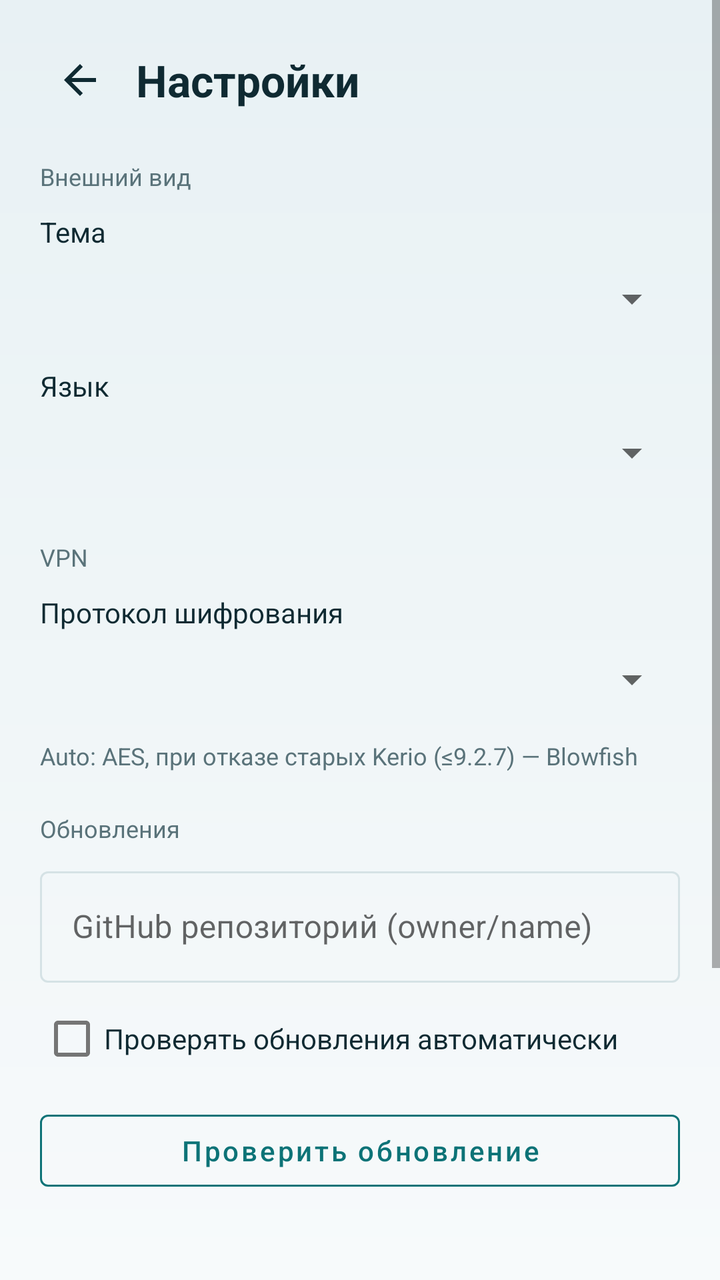
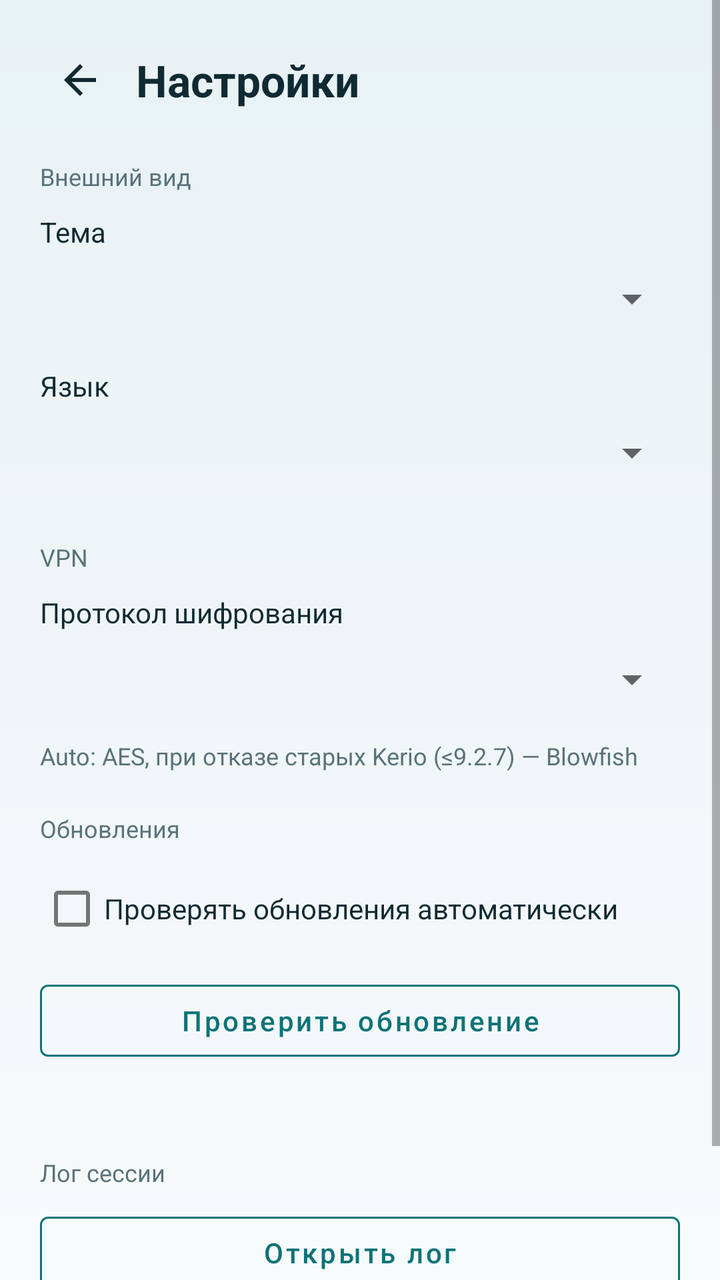

Two renders of the same Android screen: before a commit and after it. Below are the layout's source before the change and the commit's diff.
<!-- AndroidManifest.xml: application theme Theme.OpenKerioVpn -->
<!-- res/layout/activity_settings.xml -->
<?xml version="1.0" encoding="utf-8"?>
<ScrollView xmlns:android="http://schemas.android.com/apk/res/android"
    xmlns:app="http://schemas.android.com/apk/res-auto"
    android:layout_width="match_parent"
    android:layout_height="match_parent"
    android:background="@drawable/bg_main"
    android:fillViewport="true">

    <LinearLayout
        android:layout_width="match_parent"
        android:layout_height="wrap_content"
        android:orientation="vertical"
        android:padding="20dp">

        <LinearLayout
            android:layout_width="match_parent"
            android:layout_height="wrap_content"
            android:gravity="center_vertical"
            android:orientation="horizontal">

            <ImageButton
                android:id="@+id/backButton"
                android:layout_width="40dp"
                android:layout_height="40dp"
                android:background="?attr/selectableItemBackgroundBorderless"
                android:contentDescription="@string/back"
                android:src="@drawable/ic_back"
                android:tint="@color/ok_ink" />

            <TextView
                android:layout_width="0dp"
                android:layout_height="wrap_content"
                android:layout_marginStart="8dp"
                android:layout_weight="1"
                android:text="@string/settings_title"
                android:textColor="@color/ok_ink"
                android:textSize="22sp"
                android:textStyle="bold" />
        </LinearLayout>

        <TextView
            android:layout_width="match_parent"
            android:layout_height="wrap_content"
            android:layout_marginTop="20dp"
            android:text="@string/settings_appearance"
            android:textColor="@color/ok_muted"
            android:textSize="12sp" />

        <TextView
            android:layout_width="match_parent"
            android:layout_height="wrap_content"
            android:layout_marginTop="10dp"
            android:text="@string/settings_theme"
            android:textColor="@color/ok_ink"
            android:textSize="14sp" />

        <Spinner
            android:id="@+id/themeSpinner"
            android:layout_width="match_parent"
            android:layout_height="48dp" />

        <TextView
            android:layout_width="match_parent"
            android:layout_height="wrap_content"
            android:layout_marginTop="10dp"
            android:text="@string/settings_language"
            android:textColor="@color/ok_ink"
            android:textSize="14sp" />

        <Spinner
            android:id="@+id/languageSpinner"
            android:layout_width="match_parent"
            android:layout_height="48dp" />

        <TextView
            android:layout_width="match_parent"
            android:layout_height="wrap_content"
            android:layout_marginTop="20dp"
            android:text="@string/settings_vpn"
            android:textColor="@color/ok_muted"
            android:textSize="12sp" />

        <TextView
            android:layout_width="match_parent"
            android:layout_height="wrap_content"
            android:layout_marginTop="10dp"
            android:text="@string/settings_cipher"
            android:textColor="@color/ok_ink"
            android:textSize="14sp" />

        <Spinner
            android:id="@+id/cipherSpinner"
            android:layout_width="match_parent"
            android:layout_height="48dp" />

        <TextView
            android:layout_width="match_parent"
            android:layout_height="wrap_content"
            android:layout_marginTop="6dp"
            android:text="@string/settings_cipher_hint"
            android:textColor="@color/ok_muted"
            android:textSize="12sp" />

        <TextView
            android:layout_width="match_parent"
            android:layout_height="wrap_content"
            android:layout_marginTop="20dp"
            android:text="@string/settings_updates"
            android:textColor="@color/ok_muted"
            android:textSize="12sp" />

        <com.google.android.material.textfield.TextInputLayout
            android:layout_width="match_parent"
            android:layout_height="wrap_content"
            android:layout_marginTop="8dp"
            android:hint="@string/settings_github_repo">

            <com.google.android.material.textfield.TextInputEditText
                android:id="@+id/repoInput"
                android:layout_width="match_parent"
                android:layout_height="wrap_content"
                android:inputType="textUri"
                android:singleLine="true" />
        </com.google.android.material.textfield.TextInputLayout>

        <CheckBox
            android:id="@+id/autoUpdateCheck"
            android:layout_width="match_parent"
            android:layout_height="wrap_content"
            android:layout_marginTop="4dp"
            android:text="@string/settings_auto_updates"
            android:textColor="@color/ok_ink" />

        <com.google.android.material.button.MaterialButton
            android:id="@+id/checkUpdateButton"
            style="@style/Widget.MaterialComponents.Button.OutlinedButton"
            android:layout_width="match_parent"
            android:layout_height="wrap_content"
            android:layout_marginTop="8dp"
            android:text="@string/settings_check_update"
            android:textAllCaps="false"
            app:strokeColor="@color/ok_accent" />

        <TextView
            android:id="@+id/updateStatusText"
            android:layout_width="match_parent"
            android:layout_height="wrap_content"
            android:layout_marginTop="6dp"
            android:textColor="@color/ok_muted"
            android:textSize="13sp" />

        <TextView
            android:layout_width="match_parent"
            android:layout_height="wrap_content"
            android:layout_marginTop="20dp"
            android:text="@string/settings_logs"
            android:textColor="@color/ok_muted"
            android:textSize="12sp" />

        <com.google.android.material.button.MaterialButton
            android:id="@+id/exportLogButton"
            style="@style/Widget.MaterialComponents.Button.OutlinedButton"
            android:layout_width="match_parent"
            android:layout_height="wrap_content"
            android:layout_marginTop="8dp"
            android:text="@string/settings_export_log"
            android:textAllCaps="false"
            app:strokeColor="@color/ok_accent" />

        <com.google.android.material.button.MaterialButton
            android:id="@+id/clearLogButton"
            style="@style/Widget.MaterialComponents.Button.TextButton"
            android:layout_width="match_parent"
            android:layout_height="wrap_content"
            android:text="@string/settings_clear_log"
            android:textAllCaps="false" />

        <TextView
            android:id="@+id/logPreview"
            android:layout_width="match_parent"
            android:layout_height="wrap_content"
            android:layout_marginTop="8dp"
            android:fontFamily="monospace"
            android:maxLines="12"
            android:scrollbars="vertical"
            android:textColor="@color/ok_muted"
            android:textSize="11sp" />

        <TextView
            android:id="@+id/aboutText"
            android:layout_width="match_parent"
            android:layout_height="wrap_content"
            android:layout_marginTop="24dp"
            android:textColor="@color/ok_muted"
            android:textSize="12sp" />
    </LinearLayout>
</ScrollView>
<!-- resources referenced by this layout -->
<resources>
  <color name="ok_accent">#0D7377</color>
  <color name="ok_ink">#0F2A32</color>
  <color name="ok_muted">#5A737A</color>
  <!-- drawable bg_main (drawable) -->
  <?xml version="1.0" encoding="utf-8"?>
  <shape xmlns:android="http://schemas.android.com/apk/res/android">
      <gradient
          android:angle="160"
          android:startColor="@color/ok_bg_top"
          android:endColor="@color/ok_bg_bottom"
          android:type="linear" />
  </shape>
  <!-- drawable ic_back (drawable) -->
  <?xml version="1.0" encoding="utf-8"?>
  <vector xmlns:android="http://schemas.android.com/apk/res/android"
      android:width="24dp"
      android:height="24dp"
      android:viewportWidth="24"
      android:viewportHeight="24">
      <path
          android:fillColor="#0F2A32"
          android:pathData="M20,11H7.83l5.59,-5.59L12,4l-8,8 8,8 1.41,-1.41L7.83,13H20v-2z" />
  </vector>
  <string name="back">Назад</string>
  <string name="settings_appearance">Внешний вид</string>
  <string name="settings_auto_updates">Проверять обновления автоматически</string>
  <string name="settings_check_update">Проверить обновление</string>
  <string name="settings_cipher">Протокол шифрования</string>
  <string name="settings_cipher_hint">Auto: AES, при отказе старых Kerio (≤9.2.7) — Blowfish</string>
  <string name="settings_clear_log">Очистить лог</string>
  <string name="settings_export_log">Экспорт лога</string>
  <string name="settings_github_repo">GitHub репозиторий (owner/name)</string>
  <string name="settings_language">Язык</string>
  <string name="settings_logs">Лог сессии</string>
  <string name="settings_theme">Тема</string>
  <string name="settings_title">Настройки</string>
  <string name="settings_updates">Обновления</string>
  <string name="settings_vpn">VPN</string>
  <style name="Theme.OpenKerioVpn" parent="Theme.MaterialComponents.DayNight.NoActionBar">
          <item name="colorPrimary">@color/ok_accent</item>
          <item name="colorPrimaryVariant">@color/ok_accent_dark</item>
          <item name="colorSecondary">@color/ok_accent</item>
          <item name="colorOnPrimary">@android:color/white</item>
          <item name="android:statusBarColor">@color/ok_accent_dark</item>
          <item name="android:navigationBarColor">@color/ok_bg_bottom</item>
          <item name="android:windowBackground">@drawable/bg_main</item>
          <item name="textInputStyle">@style/Widget.OpenKerio.TextInput</item>
      </style>
  <color name="ok_bg_top">#E8F1F4</color>
  <color name="ok_bg_bottom">#F7FAFB</color>
  <color name="ok_accent_dark">#095456</color>
  <style name="Widget.OpenKerio.TextInput" parent="Widget.MaterialComponents.TextInputLayout.OutlinedBox">
          <item name="boxStrokeColor">@color/text_input_stroke</item>
          <item name="hintTextColor">@color/ok_muted</item>
      </style>
</resources>

<!-- the commit's change to res/layout/activity_settings.xml (unified diff, before → after) -->
@@ -109,25 +109,11 @@
             android:textColor="@color/ok_muted"
             android:textSize="12sp" />
 
-        <com.google.android.material.textfield.TextInputLayout
-            android:layout_width="match_parent"
-            android:layout_height="wrap_content"
-            android:layout_marginTop="8dp"
-            android:hint="@string/settings_github_repo">
-
-            <com.google.android.material.textfield.TextInputEditText
-                android:id="@+id/repoInput"
-                android:layout_width="match_parent"
-                android:layout_height="wrap_content"
-                android:inputType="textUri"
-                android:singleLine="true" />
-        </com.google.android.material.textfield.TextInputLayout>
-
         <CheckBox
             android:id="@+id/autoUpdateCheck"
             android:layout_width="match_parent"
             android:layout_height="wrap_content"
-            android:layout_marginTop="4dp"
+            android:layout_marginTop="8dp"
             android:text="@string/settings_auto_updates"
             android:textColor="@color/ok_ink" />
 
@@ -158,39 +144,21 @@
             android:textSize="12sp" />
 
         <com.google.android.material.button.MaterialButton
-            android:id="@+id/exportLogButton"
+            android:id="@+id/openLogButton"
             style="@style/Widget.MaterialComponents.Button.OutlinedButton"
             android:layout_width="match_parent"
             android:layout_height="wrap_content"
             android:layout_marginTop="8dp"
-            android:text="@string/settings_export_log"
+            android:text="@string/settings_open_log"
             android:textAllCaps="false"
             app:strokeColor="@color/ok_accent" />
-
-        <com.google.android.material.button.MaterialButton
-            android:id="@+id/clearLogButton"
-            style="@style/Widget.MaterialComponents.Button.TextButton"
-            android:layout_width="match_parent"
-            android:layout_height="wrap_content"
-            android:text="@string/settings_clear_log"
-            android:textAllCaps="false" />
-
-        <TextView
-            android:id="@+id/logPreview"
-            android:layout_width="match_parent"
-            android:layout_height="wrap_content"
-            android:layout_marginTop="8dp"
-            android:fontFamily="monospace"
-            android:maxLines="12"
-            android:scrollbars="vertical"
-            android:textColor="@color/ok_muted"
-            android:textSize="11sp" />
 
         <TextView
             android:id="@+id/aboutText"
             android:layout_width="match_parent"
             android:layout_height="wrap_content"
-            android:layout_marginTop="24dp"
+            android:layout_marginTop="28dp"
+            android:gravity="center_horizontal"
             android:textColor="@color/ok_muted"
             android:textSize="12sp" />
     </LinearLayout>
<!-- resource entries referenced after the edit -->
@@ -29,11 +29,9 @@
   <string name="settings_check_update">Проверить обновление</string>
   <string name="settings_cipher">Протокол шифрования</string>
   <string name="settings_cipher_hint">Auto: AES, при отказе старых Kerio (≤9.2.7) — Blowfish</string>
-  <string name="settings_clear_log">Очистить лог</string>
-  <string name="settings_export_log">Экспорт лога</string>
-  <string name="settings_github_repo">GitHub репозиторий (owner/name)</string>
   <string name="settings_language">Язык</string>
   <string name="settings_logs">Лог сессии</string>
+  <string name="settings_open_log">Открыть лог</string>
   <string name="settings_theme">Тема</string>
   <string name="settings_title">Настройки</string>
   <string name="settings_updates">Обновления</string>
